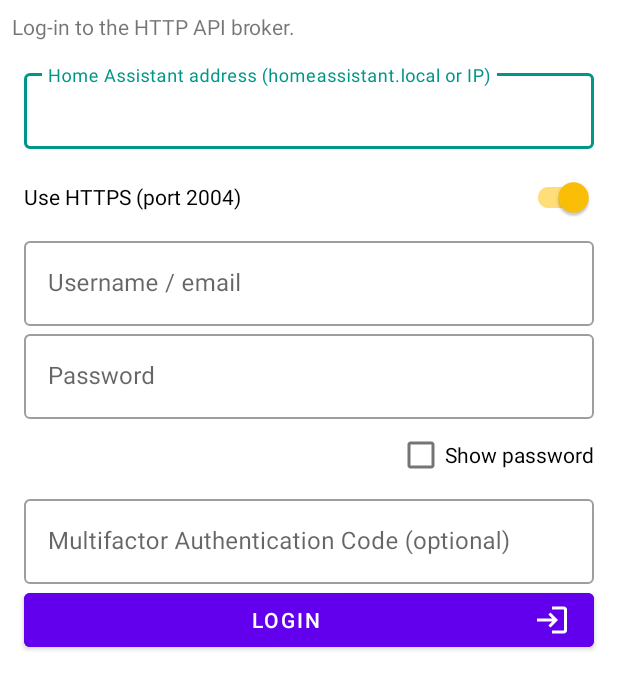
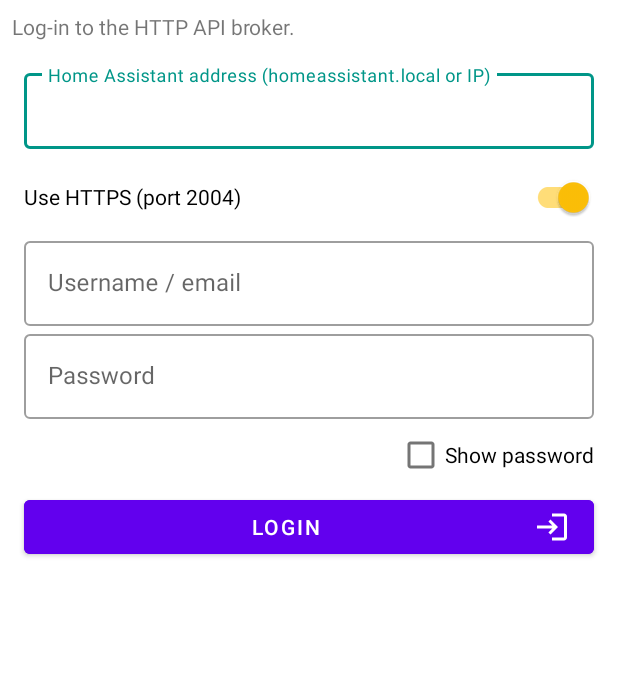
Before and after one commit to mazkagaz/meross-local-pairer, an Android app: the fragment LoginFragment shown on its own in the app's theme, on a phone screen of 412 x 824 dp. Shown: the top 689 px of the screen. Run offline under Robolectric (Android 15) with nearby library versions, the phone set to English and light mode, and no system bars; libraries missing offline, so code that uses them is left out: de.adorsys.android; pictures from the network do not load; 3 statements that could not run were skipped.

Commit message:
feat!: remove the non-functional MFA field and release 2.0.0
The local broker does not implement MFA, so the login field and its error
handling are removed; the local login is now address + account + password
only. Prepare the 2.0.0 major release with a changelog recap.

Version 2.0.0 (versionCode 63).

```diff
--- a/app/build.gradle
+++ b/app/build.gradle
@@ -10,8 +10,8 @@ android {
         minSdkVersion 16
         multiDexEnabled true
         targetSdkVersion 35
-        versionCode 62
-        versionName "1.4.11"
+        versionCode 63
+        versionName "2.0.0"
         testInstrumentationRunner "androidx.test.runner.AndroidJUnitRunner"
     }
 
--- a/app/src/main/java/org/localpairer/model/HttpClientManager.java
+++ b/app/src/main/java/org/localpairer/model/HttpClientManager.java
@@ -36,7 +36,7 @@ public class HttpClientManager {
         return mClient;
     }
 
-    public void asyncLogin(final String serverUrl, final String username, final String password, @Nullable String mfa, Callback<ApiCredentials> callback) {
+    public void asyncLogin(final String serverUrl, final String username, final String password, Callback<ApiCredentials> callback) {
         if (mClient == null) {
             throw new IllegalStateException("HttpClient has not been loaded yet.");
         }
@@ -44,7 +44,7 @@ public class HttpClientManager {
         CallbackTask<ApiCredentials> t = new CallbackTask<ApiCredentials>(callback) {
             @Override
             protected ApiCredentials run(MerossHttpClient client) throws Exception {
-                client.login(serverUrl, username, password, mfa);
+                client.login(serverUrl, username, password, null);
                 return client.getCredentials();
             }
         };
--- a/app/src/main/res/layout/fragment_login.xml
+++ b/app/src/main/res/layout/fragment_login.xml
@@ -162,30 +162,6 @@
                 android:imeOptions="actionDone"/>
         </com.google.android.material.textfield.TextInputLayout>
 
-        <com.google.android.material.textfield.TextInputLayout
-            android:id="@+id/httpMFA"
-            android:layout_width="0dp"
-            android:layout_height="wrap_content"
-            android:ems="10"
-            android:hint="Multifactor Authentication Code (optional)"
-            android:inputType="text"
-            android:visibility="visible"
-            app:layout_constraintBottom_toBottomOf="parent"
-            app:layout_constraintEnd_toEndOf="parent"
-            app:layout_constraintHorizontal_bias="0.0"
-            app:layout_constraintStart_toStartOf="parent"
-            app:layout_constraintTop_toBottomOf="@+id/showPasswordCheckBox"
-            app:layout_constraintVertical_bias="0.0"
-            style="@style/Widget.MaterialComponents.TextInputLayout.OutlinedBox">
-
-            <com.google.android.material.textfield.TextInputEditText
-                android:layout_width="match_parent"
-                android:layout_height="wrap_content"
-                android:imeOptions="actionNext"
-                android:singleLine="true" />
-
-        </com.google.android.material.textfield.TextInputLayout>
-
     </androidx.constraintlayout.widget.ConstraintLayout>
 
     <com.google.android.material.button.MaterialButton
```
Also changed, not shown: app/src/main/java/org/localpairer/ui/fragments/login/LoginFragment.java (+1 -12 lines), 4 other files.
